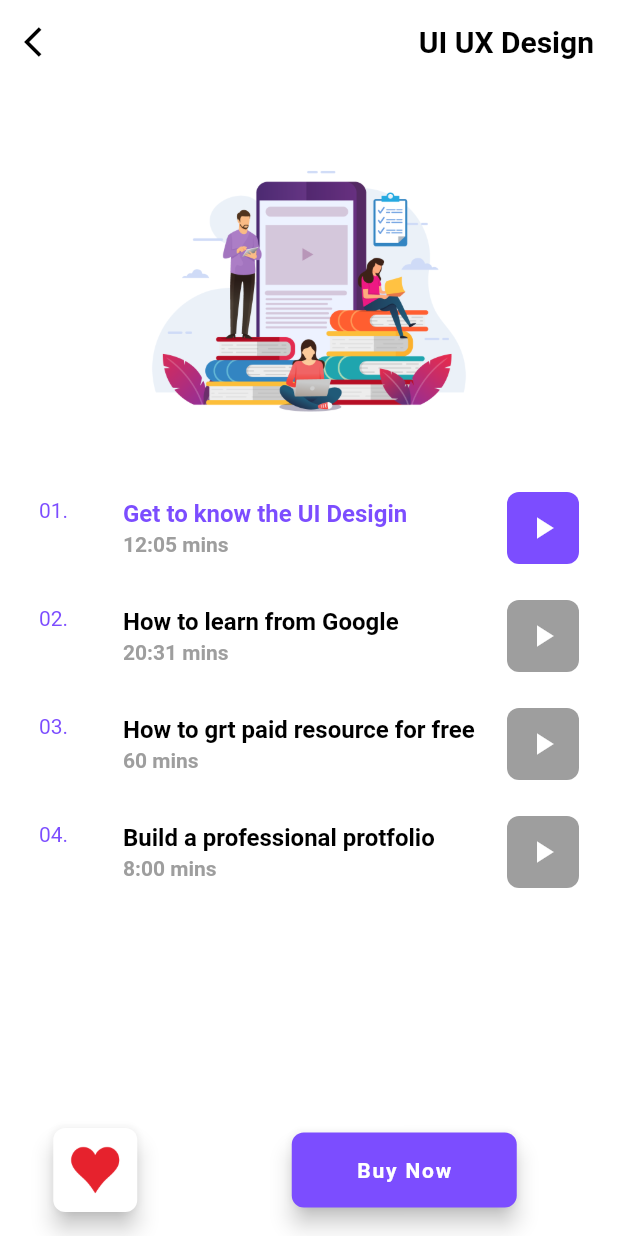
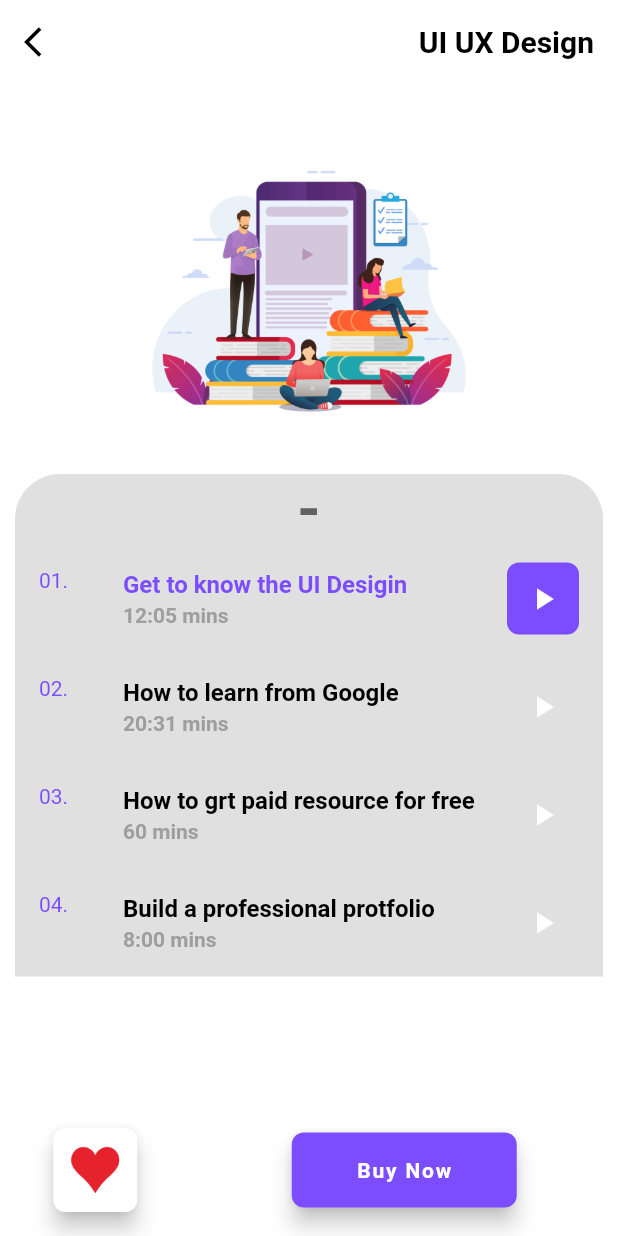
Before and after one commit to malknany/UI_Task, a Flutter app: the UiUxPage screen opened directly, on a phone screen of 412 x 824 dp. Run offline on Flutter 3.47's test engine with Material 2 defaults, Android fonts, the light colour scheme and no system bars.

Commit message:
some edit code

```diff
--- a/lib/fristpage.dart
+++ b/lib/fristpage.dart
@@ -23,7 +23,8 @@ class _FristPage extends State<FristPage> {
         child: SingleChildScrollView(
           child: Padding(
             padding: const EdgeInsets.all(8.0),
-            child: Expanded(
+            child: Container(
+              width: double.infinity,
               child: Column(
                 crossAxisAlignment: CrossAxisAlignment.center,
                 mainAxisAlignment: MainAxisAlignment.start,
--- a/lib/homepage.dart
+++ b/lib/homepage.dart
@@ -26,7 +26,8 @@ class _HomePageState extends State<HomePage> {
         ),
       ),
       body: SingleChildScrollView(
-        child: Expanded(
+        child: Container(
+          width: double.infinity,
           child: Padding(
             padding: const EdgeInsets.all(20.0),
             child: Column(
--- a/lib/uiuxpage.dart
+++ b/lib/uiuxpage.dart
@@ -1,5 +1,6 @@
 import 'package:flutter/material.dart';
 import 'homepage.dart';
+
 class UiUxPage extends StatefulWidget {
   const UiUxPage({Key? key}) : super(key: key);
 
@@ -13,117 +14,163 @@ class _UiUxPageState extends State<UiUxPage> {
     return Scaffold(
       backgroundColor: Colors.white,
       appBar: AppBar(
-        leading: IconButton(onPressed: (){
-          Navigator.pop(context,MaterialPageRoute(builder: (context)=>const HomePage()));
-        },icon: const Icon(Icons.arrow_back_ios),color: Colors.black,),
+        leading: IconButton(
+          onPressed: () {
+            Navigator.pop(context,
+                MaterialPageRoute(builder: (context) => const HomePage()));
+          },
+          icon: const Icon(Icons.arrow_back_ios),
+          color: Colors.black,
+        ),
         backgroundColor: Colors.white,
         elevation: 0,
         title: Row(
           mainAxisAlignment: MainAxisAlignment.end,
-          children:const <Widget>[
-            Text('UI UX Design',style: TextStyle(
+          children: const <Widget>[
+            Text(
+              'UI UX Design',
+              style: TextStyle(
                 fontSize: 20,
                 fontWeight: FontWeight.bold,
-                color:Colors.black,
-            ),),
+                color: Colors.black,
+              ),
+            ),
           ],
         ),
       ),
       body: SingleChildScrollView(
-        child: Expanded(
-          child: Padding(
+        child: Container(
+          width: double.infinity,
           padding: const EdgeInsets.all(10),
           child: Column(
             children: <Widget>[
-                Image.asset('img/img.png',width: 250,height: 250,),
-                 ListTile(title: const Text('Get to know the UI Desigin',style: TextStyle(
+              Image.asset(
+                'img/img.png',
+                width: 250,
+                height: 250,
+              ),
+              Container(
+                decoration:  BoxDecoration(
+                  color: Colors.grey.shade300,
+                    borderRadius: const BorderRadius.only(topLeft: Radius.circular(30),topRight: Radius.circular(30))
+                ),
+                child: Column(
+                  crossAxisAlignment: CrossAxisAlignment.center,
+                  children: [
+                    Text('-',style: TextStyle(fontSize: 40,fontWeight: FontWeight.bold,color: Colors.grey.shade700),),
+                    ListTile(
+                      title: const Text(
+                        'Get to know the UI Desigin',
+                        style: TextStyle(
                             color: Colors.deepPurpleAccent,
-                  fontWeight: FontWeight.bold
-                ),),
-                subtitle: const Text('12:05 mins',style: TextStyle(
-                  color: Colors.grey,
-                  fontWeight: FontWeight.w600
-                ),),
-                  leading: const Text('01.',style: TextStyle(
-                    color: Colors.deepPurpleAccent
-                  ),),
-                  trailing: Ink(
+                            fontWeight: FontWeight.bold),
+                      ),
+                      subtitle: const Text(
+                        '12:05 mins',
+                        style: TextStyle(
+                            color: Colors.grey, fontWeight: FontWeight.w600),
+                      ),
+                      leading: const Text(
+                        '01.',
+                        style: TextStyle(color: Colors.deepPurpleAccent),
+                      ),
+                      trailing: Container(
                         decoration: BoxDecoration(
                           borderRadius: BorderRadius.circular(8),
                           color: Colors.deepPurpleAccent,
                         ),
                         child: IconButton(
-                      onPressed: (){},
-                      icon:const Icon(Icons.play_arrow,color: Colors.white,),
-
+                          onPressed: () {},
+                          icon: const Icon(
+                            Icons.play_arrow,
+                            color: Colors.white,
                           ),
                         ),
                       ),
-                 ListTile(title: const Text('How to learn from Google',style: TextStyle(
-                    color: Colors.black,
-                    fontWeight: FontWeight.bold
-                ),),
-                  subtitle: const Text('20:31 mins',style: TextStyle(
-                      color: Colors.grey,
-                      fontWeight: FontWeight.w600
-                  ),),
-                  leading: const Text('02.',style: TextStyle(
-                      color: Colors.deepPurpleAccent
-                  ),),
-                  trailing:Ink(
+                    ),
+                    ListTile(
+                        title: const Text(
+                          'How to learn from Google',
+                          style: TextStyle(
+                              color: Colors.black, fontWeight: FontWeight.bold),
+                        ),
+                        subtitle: const Text(
+                          '20:31 mins',
+                          style: TextStyle(
+                              color: Colors.grey, fontWeight: FontWeight.w600),
+                        ),
+                        leading: const Text(
+                          '02.',
+                          style: TextStyle(color: Colors.deepPurpleAccent),
+                        ),
+                        trailing: Ink(
                           decoration: BoxDecoration(
                               borderRadius: BorderRadius.circular(8),
-                      color: Colors.grey
+                              color: Colors.grey),
+                          child: IconButton(
+                            onPressed: () {},
+                            icon: const Icon(
+                              Icons.play_arrow,
+                              color: Colors.white,
                             ),
-                    child: IconButton(
-                      onPressed: (){},
-                      icon: const Icon(Icons.play_arrow,color: Colors.white,),
                           ),
-                  )
+                        )),
+                    ListTile(
+                      title: const Text(
+                        'How to grt paid resource for free',
+                        style: TextStyle(
+                            color: Colors.black, fontWeight: FontWeight.bold),
                       ),
-                ListTile(title: const Text('How to grt paid resource for free',style: TextStyle(
-                    color: Colors.black,
-                    fontWeight: FontWeight.bold
-                ),),
-                  subtitle: const Text('60 mins',style: TextStyle(
-                      color: Colors.grey,
-                      fontWeight: FontWeight.w600
-                  ),),
-                  leading: const Text('03.',style: TextStyle(
-                      color: Colors.deepPurpleAccent
-                  ),),
+                      subtitle: const Text(
+                        '60 mins',
+                        style: TextStyle(
+                            color: Colors.grey, fontWeight: FontWeight.w600),
+                      ),
+                      leading: const Text(
+                        '03.',
+                        style: TextStyle(color: Colors.deepPurpleAccent),
+                      ),
                       trailing: Ink(
                         decoration: BoxDecoration(
                             color: Colors.grey,
-                      borderRadius: BorderRadius.circular(8)
-                    ),
-                    child: IconButton(icon:const Icon(Icons.play_arrow,color: Colors.white),onPressed: (){}),
+                            borderRadius: BorderRadius.circular(8)),
+                        child: IconButton(
+                            icon: const Icon(Icons.play_arrow,
+                                color: Colors.white),
+                            onPressed: () {}),
                       ),
                     ),
-                ListTile(title: const Text('Build a professional protfolio',style: TextStyle(
-                    color: Colors.black,
-                    fontWeight: FontWeight.bold
-                ),),
-                  subtitle: const Text('8:00 mins',style: TextStyle(
-                      color: Colors.grey,
-                      fontWeight: FontWeight.w600
-                  ),),
-                  leading: const Text('04.',style: TextStyle(
-                      color: Colors.deepPurpleAccent
-                  ),),
+                    ListTile(
+                      title: const Text(
+                        'Build a professional protfolio',
+                        style: TextStyle(
+                            color: Colors.black, fontWeight: FontWeight.bold),
+                      ),
+                      subtitle: const Text(
+                        '8:00 mins',
+                        style: TextStyle(
+                            color: Colors.grey, fontWeight: FontWeight.w600),
+                      ),
+                      leading: const Text(
+                        '04.',
+                        style: TextStyle(color: Colors.deepPurpleAccent),
+                      ),
                       trailing: Ink(
                         decoration: BoxDecoration(
                           color: Colors.grey,
                           borderRadius: BorderRadius.circular(8),
                         ),
                         child: IconButton(
-                        icon:const Icon(Icons.play_arrow,color: Colors.white),
-                        onPressed: (){},
+                          icon:
+                              const Icon(Icons.play_arrow, color: Colors.white),
+                          onPressed: () {},
                         ),
                       ),
                     ),
                   ],
                 ),
+              ),
+            ],
           ),
         ),
       ),
@@ -132,7 +179,7 @@ class _UiUxPageState extends State<UiUxPage> {
         children: [
           FloatingActionButton(
             heroTag: null,
-            onPressed: (){},
+            onPressed: () {},
             shape: RoundedRectangleBorder(
               borderRadius: BorderRadius.circular(8),
             ),
@@ -147,11 +194,14 @@ class _UiUxPageState extends State<UiUxPage> {
               shape: RoundedRectangleBorder(
                 borderRadius: BorderRadius.circular(8),
               ),
-              label: const Text('Buy Now',style: TextStyle(
+              label: const Text(
+                'Buy Now',
+                style: TextStyle(
                   fontWeight: FontWeight.bold,
                   color: Colors.white,
-              ),),
-              onPressed: (){},
+                ),
+              ),
+              onPressed: () {},
               //elevation: 0.9,
               backgroundColor: Colors.deepPurpleAccent,
             ),
```
Lines whose indentation alone changed are shown as unchanged.
